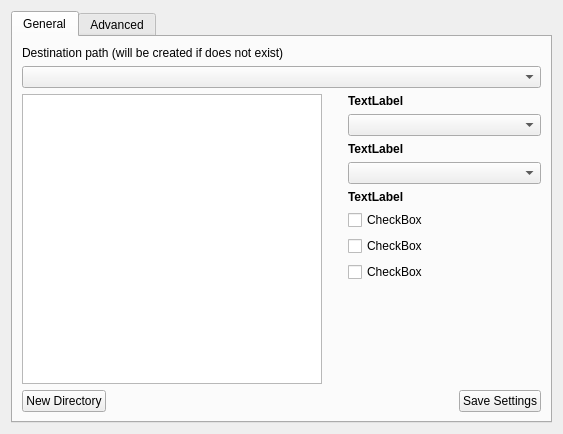
First picture: the form in experimental/app/extractiondialog.ui, repository f0x/aku, before the edit.
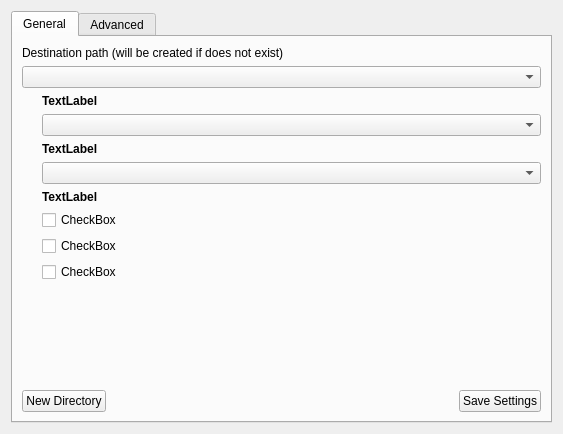
Second picture: the form after the edit. Custom widgets are drawn as their Qt base class.

The edit to the form file:
```diff
--- a/experimental/app/extractiondialog.ui
+++ b/experimental/app/extractiondialog.ui
@@ -42,22 +42,6 @@
            </item>
            <item>
             <layout class="QHBoxLayout" name="horizontalLayout" >
-             <item>
-              <widget class="QTreeView" name="treeView" >
-               <property name="sizePolicy" >
-                <sizepolicy vsizetype="Expanding" hsizetype="Fixed" >
-                 <horstretch>0</horstretch>
-                 <verstretch>0</verstretch>
-                </sizepolicy>
-               </property>
-               <property name="minimumSize" >
-                <size>
-                 <width>300</width>
-                 <height>0</height>
-                </size>
-               </property>
-              </widget>
-             </item>
              <item>
               <spacer name="horizontalSpacer" >
                <property name="orientation" >
```
